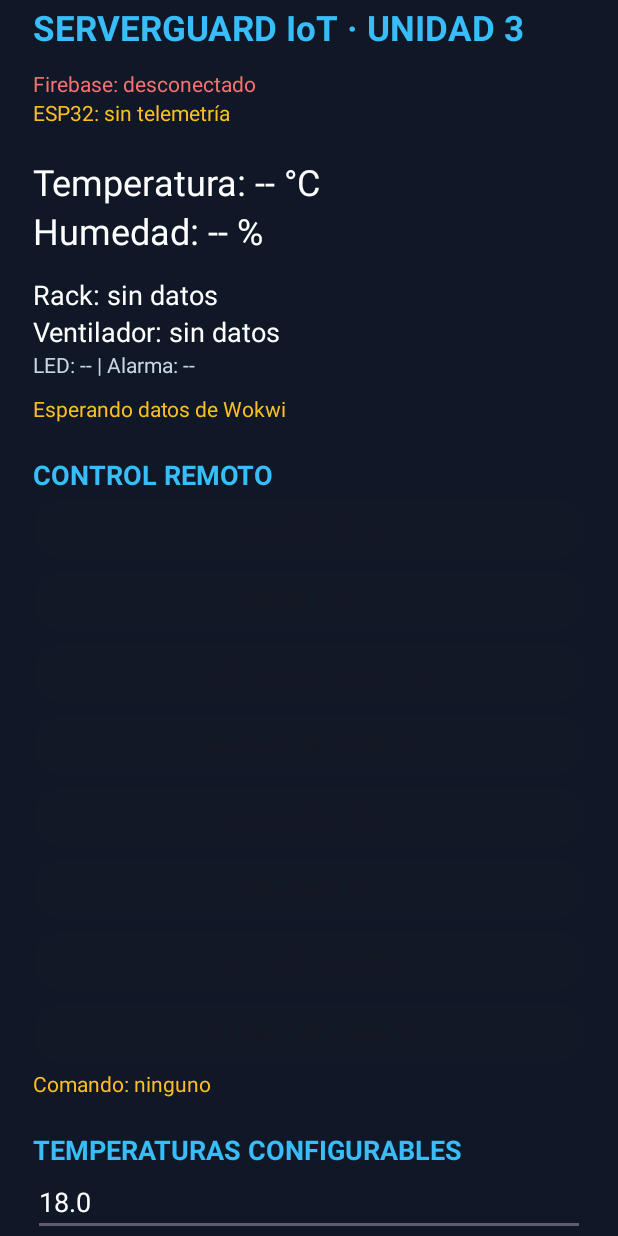
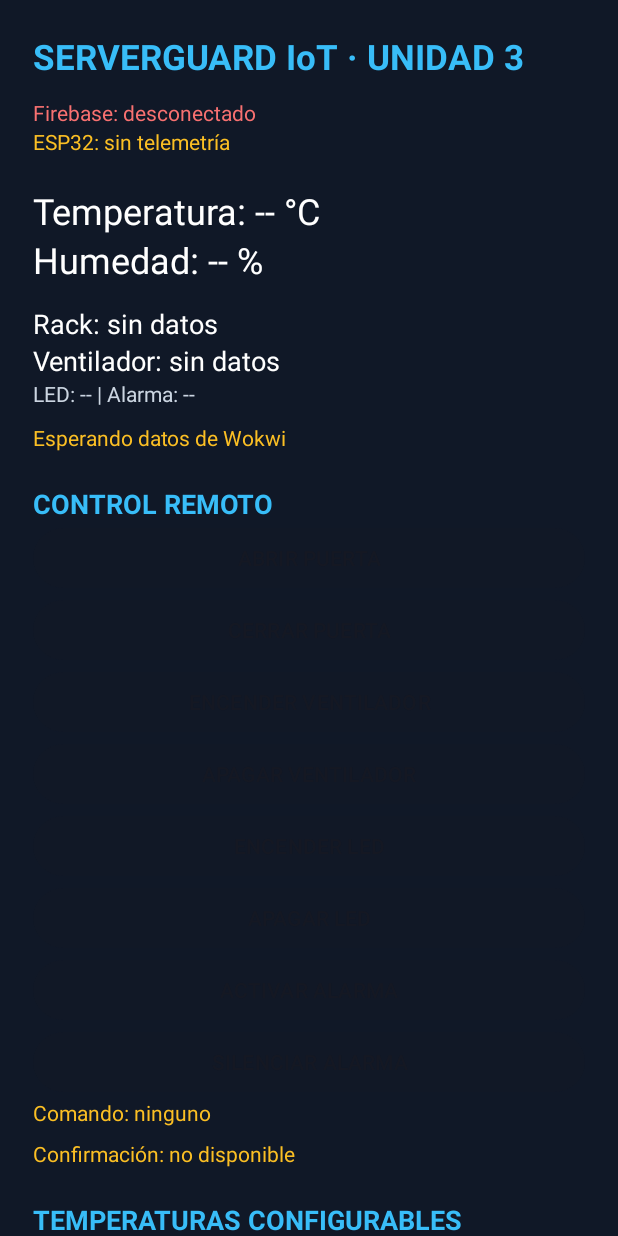
Before and after one commit to Jorge1896/ServerGuardIoT, an Android app: the screen it shows after launch once a user with an empty profile is signed in (DashboardActivity), on a phone screen of 412 x 824 dp. Run offline under Robolectric (Android 15) with nearby library versions, the phone set to English and light mode, and no system bars; our stand-ins replace Firebase (no records; nobody signed in at launch, a user with empty details on screens opened directly).

Commit message:
fix(ui): espacio para barras y estado de confirmación

```diff
--- a/app/src/main/res/layout/activity_dashboard.xml
+++ b/app/src/main/res/layout/activity_dashboard.xml
@@ -1,5 +1,5 @@
 <?xml version="1.0" encoding="utf-8"?>
-<ScrollView xmlns:android="http://schemas.android.com/apk/res/android"
+<ScrollView android:id="@+id/dashboardRoot" xmlns:android="http://schemas.android.com/apk/res/android"
  android:layout_width="match_parent" android:layout_height="match_parent"
  android:fillViewport="true" android:background="#101827">
  <LinearLayout android:layout_width="match_parent" android:layout_height="wrap_content"
@@ -45,6 +45,8 @@
   <TextView android:id="@+id/txtComando" android:layout_width="match_parent"
    android:layout_height="wrap_content" android:text="Comando: ninguno"
    android:textColor="#FBBF24"/>
+  <TextView android:id="@+id/txtConfirmacion" android:layout_width="match_parent" android:layout_height="wrap_content"
+   android:text="Confirmación: no disponible" android:textColor="#FBBF24" android:layout_marginTop="8dp"/>
   <TextView android:layout_width="match_parent" android:layout_height="wrap_content"
    android:text="TEMPERATURAS CONFIGURABLES" android:textSize="18sp"
    android:textColor="#38BDF8" android:textStyle="bold" android:layout_marginTop="22dp"/>
```
